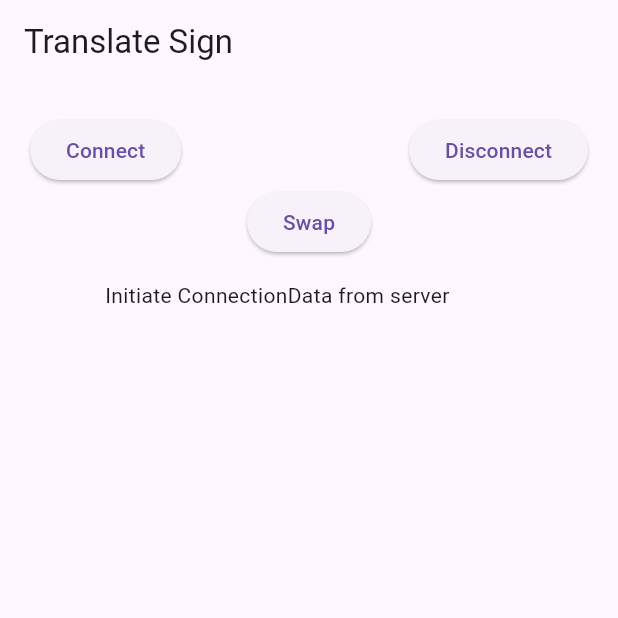
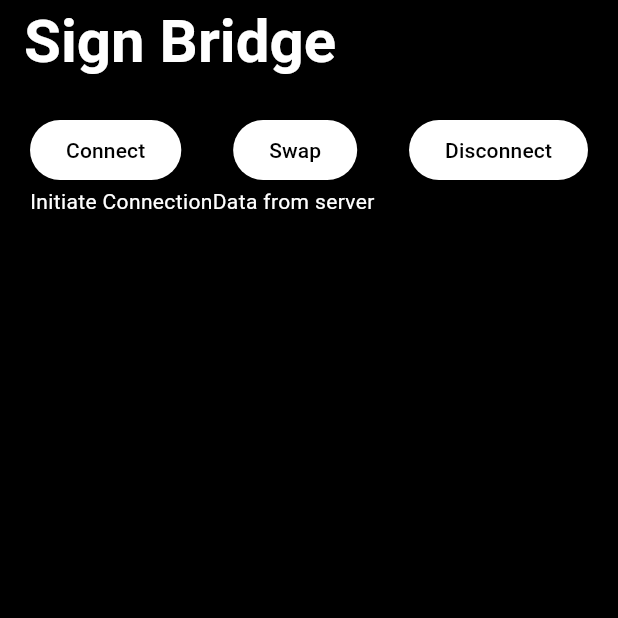
Before and after one commit to Adhulraj/sign_ai, a Flutter app: the screen it shows after launch, on a phone screen of 412 x 824 dp, the top half of it. Run offline on Flutter 3.47's test engine with Material 3 defaults, Android fonts, the light colour scheme and no system bars.

Commit message:
some elements colors changed

```diff
--- a/lib/main.dart
+++ b/lib/main.dart
@@ -4,9 +4,13 @@ import 'dart:convert';
 import 'dart:typed_data';
 
 import 'package:flutter/material.dart';
+import 'package:flutter/widgets.dart';
 import 'package:sign_ai/websocket.dart';
+
 // import 'package:sign_ai/styles.dart';
-
+const btnStyle = ButtonStyle(
+    backgroundColor: MaterialStatePropertyAll<Color>(Colors.white),
+    foregroundColor: MaterialStatePropertyAll<Color>(Colors.black));
 void main() => runApp(const MaterialApp(
       home: SignTranslate(),
       title: "SignBridge",
@@ -20,7 +24,7 @@ class SignTranslate extends StatefulWidget {
 }
 
 class _SignTranslateState extends State<SignTranslate> {
-  final WebSocket _socket = WebSocket("ws://localhost:5000");
+  final WebSocket _socket = WebSocket("ws://192.168.1.5:5000");
   bool _isConnected = false;
   void connect(BuildContext context) async {
     _socket.connect();
@@ -40,9 +44,16 @@ class _SignTranslateState extends State<SignTranslate> {
   Widget build(BuildContext context) {
     return Scaffold(
       appBar: AppBar(
-        title: const Text("Translate Sign"),
+        backgroundColor: Colors.black,
+        foregroundColor: Colors.white,
+        title: const Text(
+          "Sign Bridge",
+          style: TextStyle(fontWeight: FontWeight.bold, fontSize: 40),
         ),
-      body: Padding(
+      ),
+      body: Container(
+        decoration: const BoxDecoration(color: Colors.black),
+        child: Padding(
           padding: const EdgeInsets.all(20.0),
           child: Center(
             child: Column(
@@ -53,31 +64,36 @@ class _SignTranslateState extends State<SignTranslate> {
                     ElevatedButton(
                       onPressed: () => connect(context),
                       // style: buttonStyle,
+                      style: btnStyle,
                       child: const Text("Connect"),
                     ),
                     ElevatedButton(
+                      onPressed: () {},
+                      child: const Text("Swap"),
+                      style: btnStyle,
+                    ),
+                    ElevatedButton(
                       onPressed: disconnect,
+                      style: btnStyle,
                       // style: buttonStyle,
                       child: const Text("Disconnect"),
                     ),
                   ],
                 ),
-              ElevatedButton(onPressed: (){}, child: const Text("Swap")),
                 Row(
                   children: [
-                  const SizedBox(
-                    height: 50.0,
-                    width: 50.0,
-                  ),
                     _isConnected
-                      ? StreamBuilder(
+                        ? Padding(
+                          padding: const EdgeInsets.all(8.0),
+                          child: SizedBox(
+                              width: 250,
+                              child: StreamBuilder(
                                 stream: _socket.stream,
                                 builder: (context, snapshot) {
                                   if (!snapshot.hasData) {
                                     print('Progrossing');
                                     return const CircularProgressIndicator();
-                            }
-                            else{
+                                  } else {
                                     print('No data');
                                   }
 
@@ -98,15 +114,18 @@ class _SignTranslateState extends State<SignTranslate> {
                                     excludeFromSemantics: true,
                                   );
                                 },
+                              ),
+                            ),
                         )
-                      : const Text("Initiate Connection")
-                      ,const Text('Data from server')
+                        : const Text("Initiate Connection",style: TextStyle(color: Colors.white), ),
+                    const Text('Data from server',style: TextStyle(color: Colors.white))
                   ],
                 ),
               ],
             ),
           ),
         ),
+      ),
     );
   }
 }
```
Also changed, not shown: 21 other files. Lines whose indentation alone changed are shown as unchanged.
